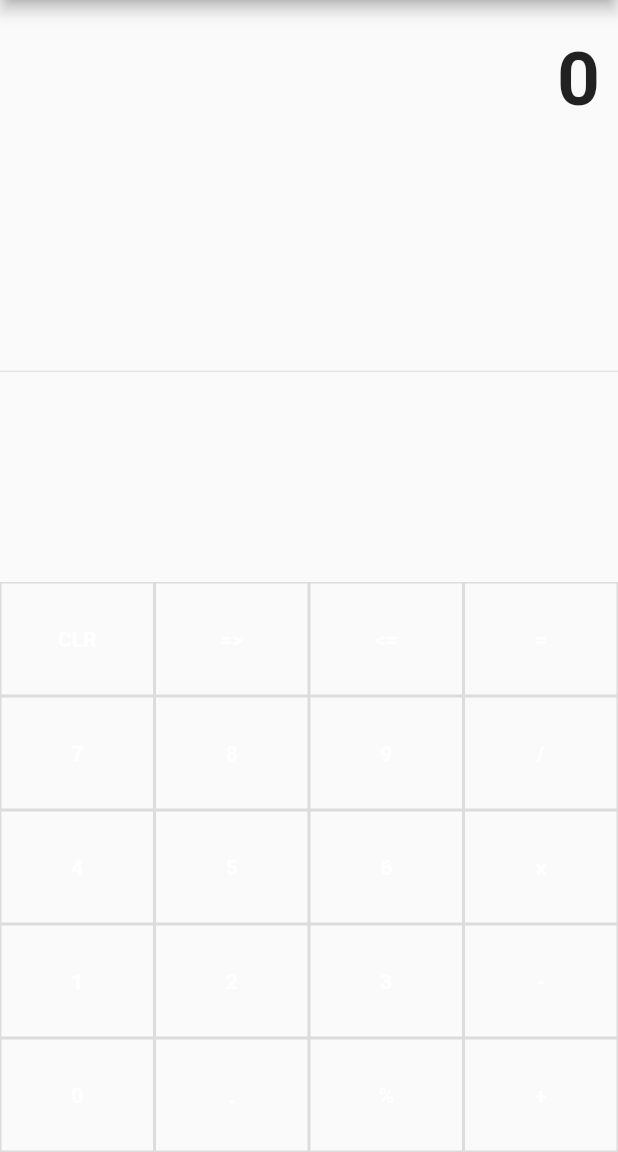
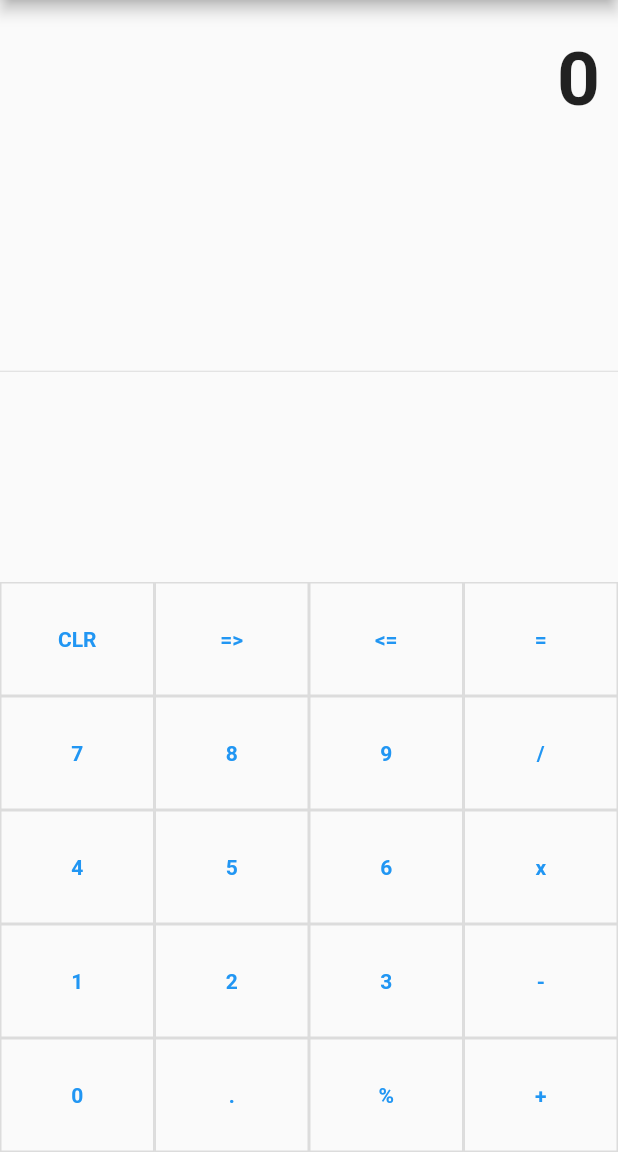
Before and after one commit to tanmaypardeshi/Flutter-Calculator, a Flutter app: the screen it shows after launch, on a phone screen of 412 x 824 dp, the part 84-1236 px from its top. Run offline on Flutter 3.47's test engine with Material 2 defaults, Android fonts, the phone set to English and light mode, and no system bars.

Commit message:
Fixed colour issues

```diff
--- a/lib/main.dart
+++ b/lib/main.dart
@@ -213,7 +213,7 @@ class _MyHomePageState extends State<MyHomePage>
           buttonText,
           style: TextStyle
           (
-            color: Colors.white, fontWeight: FontWeight.bold
+            color: Colors.blue, fontWeight: FontWeight.bold
           ),
         ),
         onPressed: () => buttonPressed(buttonText),
```
